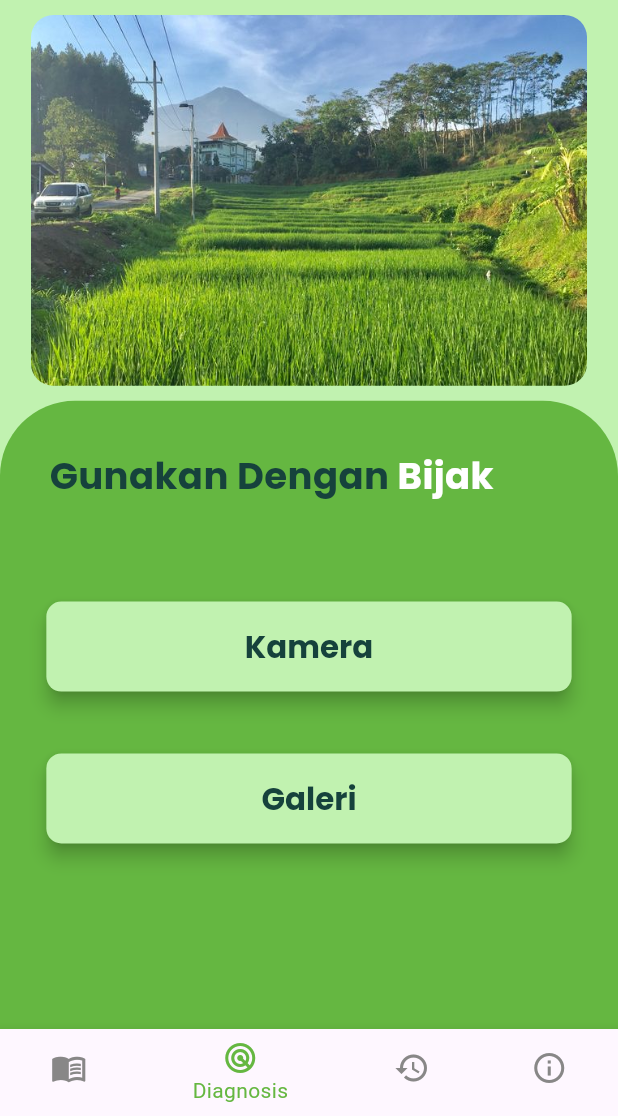
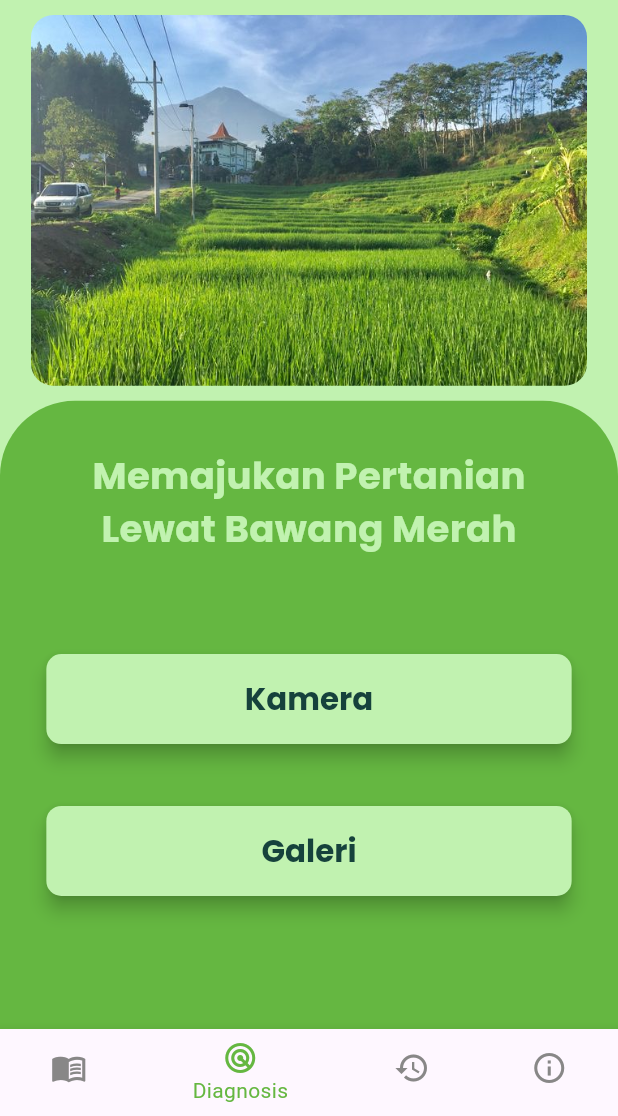
Before and after one commit to Twizzy803/AgriIn-MobileFlutter, a Flutter app: the screen it shows after launch, on a phone screen of 412 x 824 dp, the part 120-1236 px from its top. Run offline on Flutter 3.47's test engine with Material 3 defaults, Android fonts, the light colour scheme and no system bars; drawn by our look-alikes of carousel_slider; our stand-ins replace hive, hive_flutter, image_picker; missing offline and left inert: tflite_v2; accounts and stored records are empty.

Commit message:
Merubah text pada DiagnosisScreen

```diff
--- a/lib/screen/diagnosis.dart
+++ b/lib/screen/diagnosis.dart
@@ -73,29 +73,31 @@ class _DiagnosisScreenState extends State<DiagnosisScreen> {
                 ),
                 child: Column(
                   children: [
-                    Padding(
-                      padding: EdgeInsets.only(
-                          left: screenWidth * 0.08, top: screenHeight * 0.04),
-                      child: Row(
-                        children: [
+                    SizedBox(
+                      height: screenHeight * 0.04,
+                    ),
+                    Row(
+                      mainAxisAlignment: MainAxisAlignment.center,
+                      children: [
+                        Column(children: [
                           Text(
-                            "Gunakan Dengan",
+                            "Memajukan Pertanian",
                             style: TextStyle(
-                                color: Color(0xff16423C),
+                                color: Color(0xffC1F2B0),
                                 fontFamily: "Poppins",
                                 fontSize: screenWidth * 0.06,
                                 fontWeight: FontWeight.bold),
                           ),
                           Text(
-                            " Bijak",
+                            "Lewat Bawang Merah",
                             style: TextStyle(
-                                color: Colors.white,
+                                color: Color(0xffC1F2B0),
                                 fontFamily: "Poppins",
                                 fontSize: screenWidth * 0.06,
                                 fontWeight: FontWeight.bold),
                           ),
-                        ],
-                      ),
+                        ])
+                      ],
                     ),
                     SizedBox(
                       height: screenHeight * 0.06,
```
Also changed, not shown: 4 other files.
